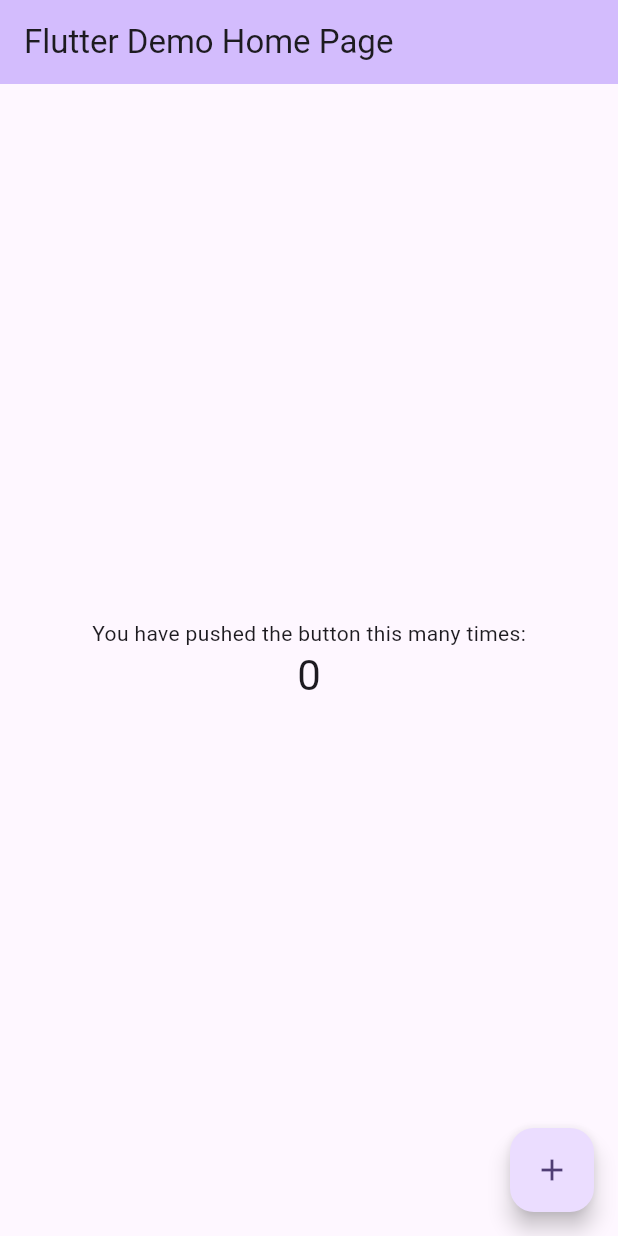
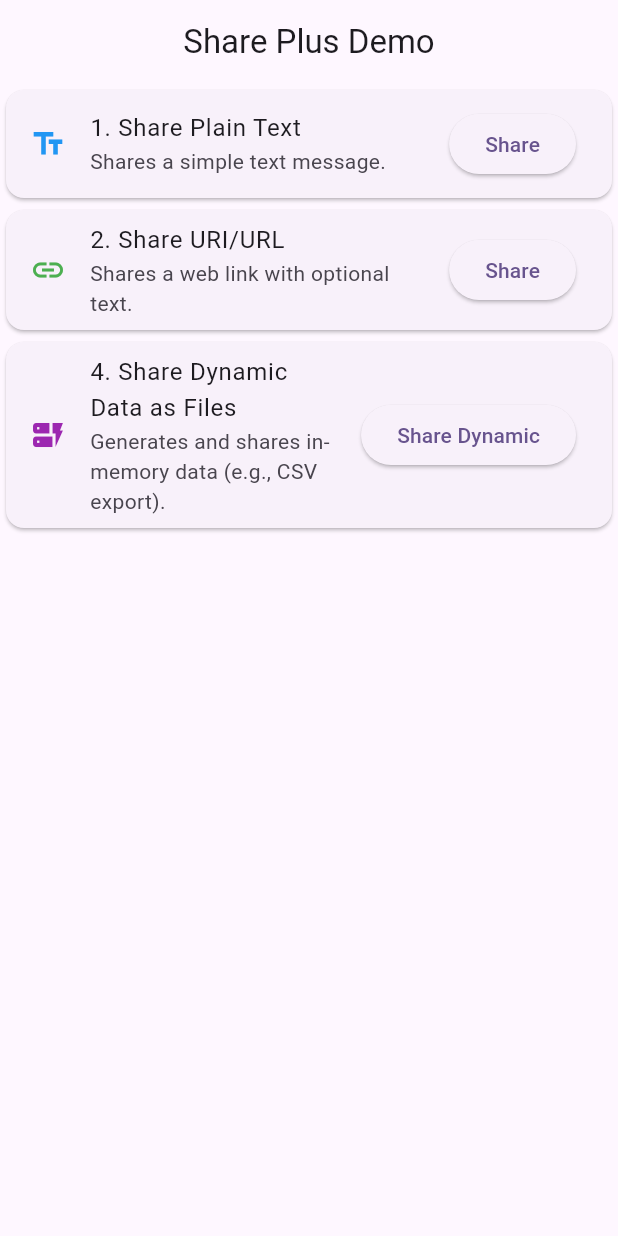
Before and after one commit to nouman-6/flutter_share_plus_examples, a Flutter app: the screen it shows after launch, on a phone screen of 412 x 824 dp. Run offline on Flutter 3.47's test engine with Material 3 defaults, Android fonts, the phone set to English and light mode, and no system bars; our stand-ins replace share_plus.

Commit message:
2 examples added
2 examples added

```diff
--- /dev/null
+++ b/lib/home.dart
@@ -0,0 +1,101 @@
+import 'dart:convert';
+
+import 'package:flutter/material.dart';
+import 'package:share_plus/share_plus.dart';
+
+class HomePage extends StatelessWidget {
+  const HomePage({super.key});
+
+  @override
+  Widget build(BuildContext context) {
+    return Scaffold(appBar: AppBar(title: Text("Share Plus Demo"), centerTitle: true,),
+    body: Column(
+      children: [
+        Card(
+              child: ListTile(
+                leading: Icon(Icons.text_fields, color: Colors.blue),
+                title: Text('1. Share Plain Text'),
+                subtitle: Text('Shares a simple text message.'),
+                trailing: ElevatedButton(
+                  onPressed: () async {
+                    final result = await SharePlus.instance.share(
+                      ShareParams(text: 'Check out this cool Flutter package! #FlutterShare'),
+                    );
+                    // Handle result if needed (e.g., show snackbar)
+                    if(result.status == ShareResultStatus.success) {
+                      ScaffoldMessenger.of(context).showSnackBar(
+                        SnackBar(content: Text('Text shared successfully!')),
+                      );
+                    } else if(result.status == ShareResultStatus.dismissed) {
+                      ScaffoldMessenger.of(context).showSnackBar(
+                        SnackBar(content: Text('Share dismissed.')),
+                      );
+                    } else {
+                      ScaffoldMessenger.of(context).showSnackBar(
+                        SnackBar(content: Text('Share failed: ${result.raw}')),
+                      );
+                    }
+                    // ScaffoldMessenger.of(context).showSnackBar(
+                    //   SnackBar(content: Text('Share result: ${result.status}')),
+                    // );
+                  },
+                  child: Text('Share'),
+                ),
+              ),
+            ),
+
+            Card(
+              child: ListTile(
+                leading: Icon(Icons.link, color: Colors.green),
+                title: Text('2. Share URI/URL'),
+                subtitle: Text('Shares a web link with optional text.'),
+                trailing: ElevatedButton(
+                  onPressed: () async {
+                    final result = await SharePlus.instance.share(
+                      ShareParams(
+                        uri: Uri.parse('https://flutter.dev'),
+                      ),
+                    );
+                    ScaffoldMessenger.of(context).showSnackBar(
+                      SnackBar(content: Text('Share result: ${result.status}')),
+                    );
+                  },
+                  child: Text('Share'),
+                ),
+              ),
+            ),
+
+
+
+            Card(
+              child: ListTile(
+                leading: Icon(Icons.dynamic_form, color: Colors.purple),
+                title: Text('4. Share Dynamic Data as Files'),
+                subtitle: Text('Generates and shares in-memory data (e.g., CSV export).'),
+                trailing: ElevatedButton(
+                  onPressed: () async {
+                    // Generate dynamic data (e.g., a simple CSV string)
+                    final csvData = utf8.encode('Name,Age,City\nAlice,30,New York\nBob,25,London');
+                    final dynamicFile = XFile.fromData(
+                      csvData,
+                      name: 'export.csv',
+                      mimeType: 'text/csv',
+                    );
+                    final result = await SharePlus.instance.share(
+                      ShareParams(
+                        files: [dynamicFile],
+                        text: 'Here\'s your dynamic export file!',
+                      ),
+                    );
+                    ScaffoldMessenger.of(context).showSnackBar(
+                      SnackBar(content: Text('Share result: ${result.status}')),
+                    );
+                  },
+                  child: Text('Share Dynamic'),
+                ),
+              ),
+            ),
+      ],
+    ),);
+  }
+}
--- a/lib/main.dart
+++ b/lib/main.dart
@@ -1,4 +1,5 @@
 import 'package:flutter/material.dart';
+import 'package:flutter_share_plus_examples/home.dart';
 
 void main() {
   runApp(const MyApp());
@@ -7,116 +8,14 @@ void main() {
 class MyApp extends StatelessWidget {
   const MyApp({super.key});
 
-  // This widget is the root of your application.
   @override
   Widget build(BuildContext context) {
     return MaterialApp(
-      title: 'Flutter Demo',
+      title: 'Share plus Demo',
       theme: ThemeData(
-        // This is the theme of your application.
-        //
-        // TRY THIS: Try running your application with "flutter run". You'll see
-        // the application has a purple toolbar. Then, without quitting the app,
-        // try changing the seedColor in the colorScheme below to Colors.green
-        // and then invoke "hot reload" (save your changes or press the "hot
-        // reload" button in a Flutter-supported IDE, or press "r" if you used
-        // the command line to start the app).
-        //
-        // Notice that the counter didn't reset back to zero; the application
-        // state is not lost during the reload. To reset the state, use hot
-        // restart instead.
-        //
-        // This works for code too, not just values: Most code changes can be
-        // tested with just a hot reload.
         colorScheme: ColorScheme.fromSeed(seedColor: Colors.deepPurple),
       ),
-      home: const MyHomePage(title: 'Flutter Demo Home Page'),
+      home: const HomePage(),
     );
   }
 }
-
-class MyHomePage extends StatefulWidget {
-  const MyHomePage({super.key, required this.title});
-
-  // This widget is the home page of your application. It is stateful, meaning
-  // that it has a State object (defined below) that contains fields that affect
-  // how it looks.
-
-  // This class is the configuration for the state. It holds the values (in this
-  // case the title) provided by the parent (in this case the App widget) and
-  // used by the build method of the State. Fields in a Widget subclass are
-  // always marked "final".
-
-  final String title;
-
-  @override
-  State<MyHomePage> createState() => _MyHomePageState();
-}
-
-class _MyHomePageState extends State<MyHomePage> {
-  int _counter = 0;
-
-  void _incrementCounter() {
-    setState(() {
-      // This call to setState tells the Flutter framework that something has
-      // changed in this State, which causes it to rerun the build method below
-      // so that the display can reflect the updated values. If we changed
-      // _counter without calling setState(), then the build method would not be
-      // called again, and so nothing would appear to happen.
-      _counter++;
-    });
-  }
-
-  @override
-  Widget build(BuildContext context) {
-    // This method is rerun every time setState is called, for instance as done
-    // by the _incrementCounter method above.
-    //
-    // The Flutter framework has been optimized to make rerunning build methods
-    // fast, so that you can just rebuild anything that needs updating rather
-    // than having to individually change instances of widgets.
-    return Scaffold(
-      appBar: AppBar(
-        // TRY THIS: Try changing the color here to a specific color (to
-        // Colors.amber, perhaps?) and trigger a hot reload to see the AppBar
-        // change color while the other colors stay the same.
-        backgroundColor: Theme.of(context).colorScheme.inversePrimary,
-        // Here we take the value from the MyHomePage object that was created by
-        // the App.build method, and use it to set our appbar title.
-        title: Text(widget.title),
-      ),
-      body: Center(
-        // Center is a layout widget. It takes a single child and positions it
-        // in the middle of the parent.
-        child: Column(
-          // Column is also a layout widget. It takes a list of children and
-          // arranges them vertically. By default, it sizes itself to fit its
-          // children horizontally, and tries to be as tall as its parent.
-          //
-          // Column has various properties to control how it sizes itself and
-          // how it positions its children. Here we use mainAxisAlignment to
-          // center the children vertically; the main axis here is the vertical
-          // axis because Columns are vertical (the cross axis would be
-          // horizontal).
-          //
-          // TRY THIS: Invoke "debug painting" (choose the "Toggle Debug Paint"
-          // action in the IDE, or press "p" in the console), to see the
-          // wireframe for each widget.
-          mainAxisAlignment: MainAxisAlignment.center,
-          children: <Widget>[
-            const Text('You have pushed the button this many times:'),
-            Text(
-              '$_counter',
-              style: Theme.of(context).textTheme.headlineMedium,
-            ),
-          ],
-        ),
-      ),
-      floatingActionButton: FloatingActionButton(
-        onPressed: _incrementCounter,
-        tooltip: 'Increment',
-        child: const Icon(Icons.add),
-      ), // This trailing comma makes auto-formatting nicer for build methods.
-    );
-  }
-}
--- a/pubspec.yaml
+++ b/pubspec.yaml
@@ -35,6 +35,7 @@ dependencies:
   # Use with the CupertinoIcons class for iOS style icons.
   cupertino_icons: ^1.0.8
   share_plus: ^12.0.1
+  cross_file: ^0.3.5+1
 
 dev_dependencies:
   flutter_test:
```
Also changed, not shown: pubspec.lock.
